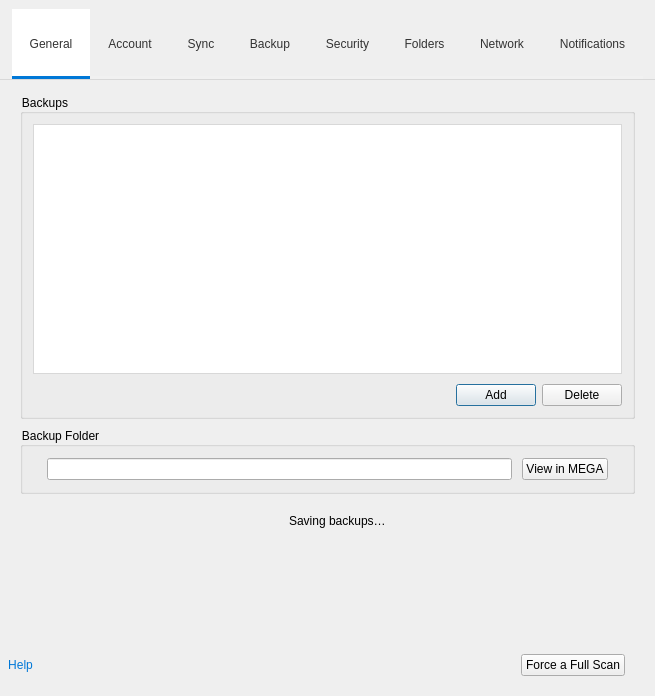
First picture: the form in src/MEGASync/gui/win/SettingsDialog.ui, repository meganz/MEGAsync, before the edit.
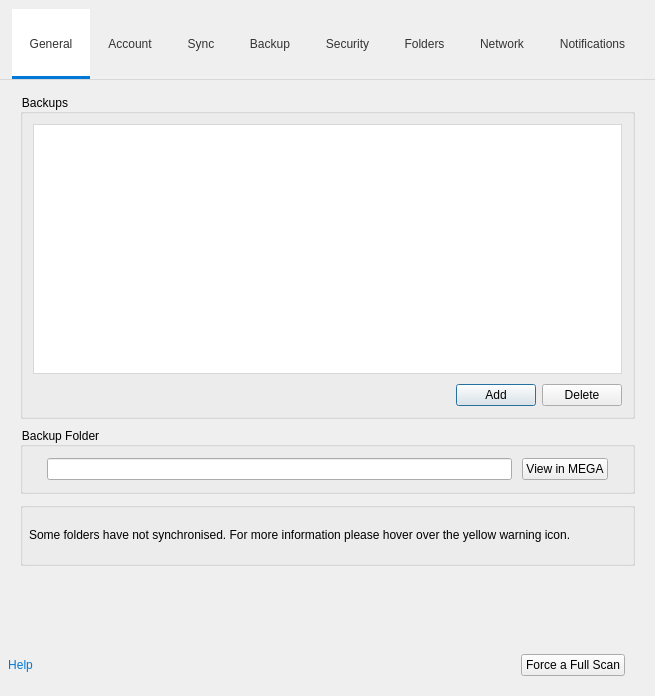
Second picture: the form after the edit. The open tabs and pages were chosen to show the change. Icons and pictures are not drawn. Custom widgets are drawn as their Qt base class.

Commit message: SNC-2733. Unify the styles of sync and backups panes on settings dialog

```diff
--- a/src/MEGASync/gui/win/SettingsDialog.ui
+++ b/src/MEGASync/gui/win/SettingsDialog.ui
@@ -1994,13 +1994,40 @@
          </layout>
         </widget>
        </item>
-       <item alignment="Qt::AlignHCenter">
+       <item>
+        <widget class="AutoResizeStackedWidget" name="sBackupsState">
+         <property name="sizePolicy">
+          <sizepolicy hsizetype="Preferred" vsizetype="Maximum">
+           <horstretch>0</horstretch>
+           <verstretch>0</verstretch>
+          </sizepolicy>
+         </property>
+         <property name="currentIndex">
+          <number>0</number>
+         </property>
+         <widget class="QWidget" name="pNoErrorsBackups"/>
+         <widget class="QWidget" name="pSavingBackups">
+          <layout class="QVBoxLayout" name="verticalLayout_2">
+           <item>
         <widget class="QWidget" name="wSaveBackups" native="true">
          <layout class="QHBoxLayout" name="horizontalLayout_3">
           <property name="spacing">
            <number>5</number>
           </property>
           <item>
+               <spacer name="horizontalSpacer_6">
+                <property name="orientation">
+                 <enum>Qt::Horizontal</enum>
+                </property>
+                <property name="sizeHint" stdset="0">
+                 <size>
+                  <width>40</width>
+                  <height>20</height>
+                 </size>
+                </property>
+               </spacer>
+              </item>
+              <item alignment="Qt::AlignHCenter">
            <widget class="WaitingSpinnerWidget" name="wSpinningIndicatorBackups" native="true">
             <property name="minimumSize">
              <size>
@@ -2016,14 +2043,81 @@
             </property>
            </widget>
           </item>
-          <item>
+              <item alignment="Qt::AlignHCenter|Qt::AlignVCenter">
            <widget class="QLabel" name="lSavingBackups">
             <property name="text">
              <string>Saving backups…</string>
             </property>
            </widget>
           </item>
-         </layout>
+              <item>
+               <spacer name="horizontalSpacer_9">
+                <property name="orientation">
+                 <enum>Qt::Horizontal</enum>
+                </property>
+                <property name="sizeHint" stdset="0">
+                 <size>
+                  <width>40</width>
+                  <height>20</height>
+                 </size>
+                </property>
+               </spacer>
+              </item>
+             </layout>
+            </widget>
+           </item>
+          </layout>
+         </widget>
+         <widget class="QWidget" name="pBackupsDisabled">
+          <layout class="QVBoxLayout" name="verticalLayout_3">
+           <property name="spacing">
+            <number>0</number>
+           </property>
+           <property name="leftMargin">
+            <number>0</number>
+           </property>
+           <property name="topMargin">
+            <number>0</number>
+           </property>
+           <property name="rightMargin">
+            <number>0</number>
+           </property>
+           <property name="bottomMargin">
+            <number>0</number>
+           </property>
+           <item>
+            <widget class="QGroupBox" name="groupBox_4">
+             <layout class="QVBoxLayout" name="verticalLayout_92">
+              <property name="spacing">
+               <number>0</number>
+              </property>
+              <property name="leftMargin">
+               <number>6</number>
+              </property>
+              <property name="topMargin">
+               <number>6</number>
+              </property>
+              <property name="rightMargin">
+               <number>6</number>
+              </property>
+              <property name="bottomMargin">
+               <number>6</number>
+              </property>
+              <item alignment="Qt::AlignVCenter">
+               <widget class="QLabel" name="lDisabledBackups">
+                <property name="text">
+                 <string>Some folders have not synchronised. For more information please hover over the yellow warning icon.</string>
+                </property>
+                <property name="wordWrap">
+                 <bool>true</bool>
+                </property>
+               </widget>
+              </item>
+             </layout>
+            </widget>
+           </item>
+          </layout>
+         </widget>
         </widget>
        </item>
        <item>
@@ -3226,6 +3320,12 @@
    <header location="global">WaitingSpinnerWidget.h</header>
    <container>1</container>
   </customwidget>
+  <customwidget>
+   <class>AutoResizeStackedWidget</class>
+   <extends>QStackedWidget</extends>
+   <header>AutoResizeStackedWidget.h</header>
+   <container>1</container>
+  </customwidget>
  </customwidgets>
  <resources>
   <include location="../Resources_win.qrc"/>
```
Left out of the diff: 7 changed lines with no effect on the pictures. Lines whose indentation alone changed are shown as unchanged. The commit also changes 19 other files.
